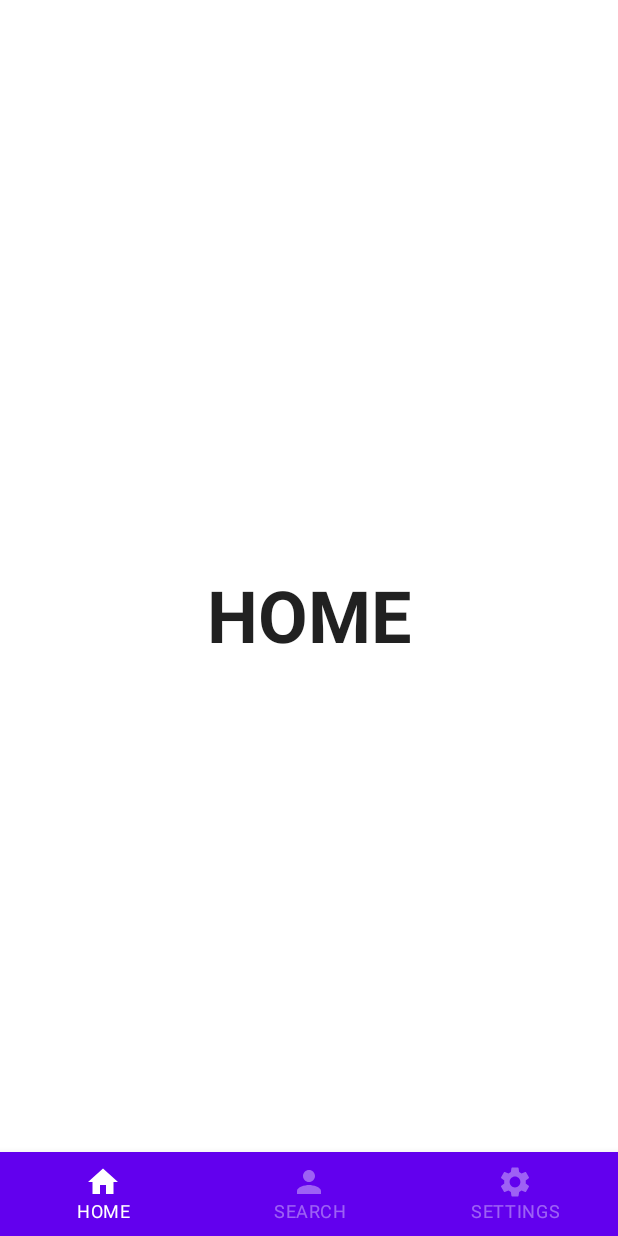
After one commit to BerkErdgn/NewsApp, an Android app built with Jetpack Compose: the HomeScreen screen opened through its navigation route, on a phone screen of 412 x 824 dp. The commit adds this screen. Run offline under Robolectric (Android 15) with nearby library versions, the phone set to English and light mode, and no system bars.

Commit message:
NavBar
Navigation bar is completed

```diff
--- a/app/src/main/AndroidManifest.xml
+++ b/app/src/main/AndroidManifest.xml
@@ -2,6 +2,8 @@
 <manifest xmlns:android="http://schemas.android.com/apk/res/android"
     xmlns:tools="http://schemas.android.com/tools">
 
+    <uses-permission android:name="android.permission.INTERNET">
+        </uses-permission>
     <application
         android:allowBackup="true"
         android:dataExtractionRules="@xml/data_extraction_rules"
--- /dev/null
+++ b/app/src/main/java/com/example/newsappcompose/BottomBarScreen.kt
@@ -0,0 +1,31 @@
+package com.example.newsappcompose
+
+import androidx.compose.material.icons.Icons
+import androidx.compose.material.icons.filled.Home
+import androidx.compose.material.icons.filled.Person
+import androidx.compose.material.icons.filled.Settings
+import androidx.compose.ui.graphics.vector.ImageVector
+
+sealed class BottomBarScreen(
+    val route: String,
+    val title: String,
+    val icon: ImageVector
+) {
+    object Home : BottomBarScreen(
+        route = "HOME",
+        title = "HOME",
+        icon = Icons.Default.Home
+    )
+
+    object SEARCH : BottomBarScreen(
+        route = "SEARCH",
+        title = "SEARCH",
+        icon = Icons.Default.Person
+    )
+
+    object SAVE : BottomBarScreen(
+        route = "SETTINGS",
+        title = "SETTINGS",
+        icon = Icons.Default.Settings
+    )
+}
--- /dev/null
+++ b/app/src/main/java/com/example/newsappcompose/graphs/AuthNavGraph.kt
@@ -0,0 +1,35 @@
+package com.example.newsappcompose.graphs
+
+
+import androidx.navigation.NavGraphBuilder
+import androidx.navigation.NavHostController
+import androidx.navigation.compose.composable
+import androidx.navigation.navigation
+import com.example.newsappcompose.view.FirstSplashScreen
+import com.example.newsappcompose.view.SecondeSplashScreen
+
+
+fun NavGraphBuilder.authNavGraph(navController : NavHostController){
+        navigation(
+            route = Graph.AUTHENTICATION,
+            startDestination = AuthScreen.First.route
+        ){
+            composable(route = AuthScreen.First.route) {
+
+                FirstSplashScreen(
+                    onClick = {
+                        navController.popBackStack()
+                        navController.navigate(AuthScreen.Seconde.route)
+                    })
+            }
+            composable(route =AuthScreen.Seconde.route ){
+                SecondeSplashScreen(navController = navController)
+            }
+        }
+}
+
+
+sealed class AuthScreen (val route: String){
+    object First : AuthScreen(route = "LOGIN")
+    object Seconde : AuthScreen(route = "Seconde_Screen")
+}
--- /dev/null
+++ b/app/src/main/java/com/example/newsappcompose/graphs/HomeNavGraph.kt
@@ -0,0 +1,58 @@
+package com.example.newsappcompose.graphs
+
+import androidx.compose.runtime.Composable
+import androidx.navigation.NavGraphBuilder
+import androidx.navigation.NavHostController
+import androidx.navigation.compose.NavHost
+import androidx.navigation.compose.composable
+import androidx.navigation.navigation
+import com.example.newsappcompose.BottomBarScreen
+import com.example.newsappcompose.view.NewsDetailsScreen
+import com.example.newsappcompose.view.ScreenContent
+
+
+@Composable
+fun HomeNavGraph(navController: NavHostController) {
+    NavHost(
+        navController = navController,
+        route = Graph.HOME,
+        startDestination = BottomBarScreen.Home.route
+    ) {
+        composable(route = BottomBarScreen.Home.route) {
+            ScreenContent(
+                name = BottomBarScreen.Home.route,
+                onClick = {
+                    navController.navigate(Graph.DETAILS)
+                }
+            )
+        }
+        composable(route = BottomBarScreen.SEARCH.route) {
+            ScreenContent(
+                name = BottomBarScreen.SEARCH.route,
+                onClick = { }
+            )
+        }
+        composable(route = BottomBarScreen.SAVE.route) {
+            ScreenContent(
+                name = BottomBarScreen.SAVE.route,
+                onClick = { }
+            )
+        }
+        detailsNavGraph(navController = navController)
+    }
+}
+
+fun NavGraphBuilder.detailsNavGraph(navController: NavHostController) {
+    navigation(
+        route = Graph.DETAILS,
+        startDestination = DetailsScreen.Information.route
+    ) {
+        composable(route = DetailsScreen.Information.route) {
+            NewsDetailsScreen()
+        }
+    }
+}
+
+sealed class DetailsScreen(val route: String) {
+    object Information : DetailsScreen(route = "INFORMATION")
+}
--- /dev/null
+++ b/app/src/main/java/com/example/newsappcompose/graphs/RootNavigationGraph.kt
@@ -0,0 +1,28 @@
+package com.example.newsappcompose.graphs
+
+import androidx.compose.runtime.Composable
+import androidx.navigation.NavHostController
+import androidx.navigation.compose.NavHost
+import androidx.navigation.compose.composable
+import com.example.newsappcompose.view.HomeScreen
+
+@Composable
+fun RootNavigationGraph(navController: NavHostController){
+    NavHost(
+        navController = navController,
+        route = Graph.ROOT,
+        startDestination = Graph.AUTHENTICATION
+        ){
+        authNavGraph(navController = navController)
+        composable(route = Graph.HOME){
+            HomeScreen()
+        }
+    }
+}
+
+object Graph{
+    const val ROOT = "root_graph"
+    const val AUTHENTICATION = "auth_graph"
+    const val HOME = "home_graph"
+    const val DETAILS = "details_graph"
+}
--- /dev/null
+++ b/app/src/main/java/com/example/newsappcompose/view/FirstSplashScreen.kt
@@ -0,0 +1,54 @@
+package com.example.newsappcompose.view
+
+import androidx.compose.foundation.background
+import androidx.compose.foundation.clickable
+import androidx.compose.foundation.layout.Column
+import androidx.compose.foundation.layout.fillMaxWidth
+import androidx.compose.foundation.layout.padding
+import androidx.compose.foundation.layout.width
+import androidx.compose.material.Button
+import androidx.compose.material.MaterialTheme
+import androidx.compose.material.Text
+import androidx.compose.runtime.Composable
+import androidx.compose.ui.Modifier
+import androidx.compose.ui.graphics.Color
+import androidx.compose.ui.text.font.FontWeight
+import androidx.compose.ui.text.style.TextAlign
+import androidx.compose.ui.unit.dp
+import androidx.compose.ui.unit.sp
+import androidx.navigation.NavHostController
+import com.example.newsappcompose.graphs.Graph
+
+@Composable
+fun FirstSplashScreen(onClick: () -> Unit){
+
+    Column(modifier = Modifier
+        .fillMaxWidth()) {
+
+        Text(text = "merhaba",
+            style = MaterialTheme.typography.h4,
+            modifier = Modifier.padding(2.dp),
+            fontWeight = FontWeight.Bold,)
+
+        Text(
+            modifier = Modifier
+                .clickable {
+                    onClick()
+                }
+                .background(color = Color.Blue)
+                .padding(start = 5.dp, top = 8.dp, bottom = 15.dp)
+                // .fillMaxSize(0.5f)
+                .width(200.dp)
+            ,text = "Devam",
+            color = Color.Red,
+            fontSize = 25.sp,
+            fontWeight = FontWeight.Bold,
+            textAlign = TextAlign.Center
+        )
+
+
+
+
+    }
+
+}
--- /dev/null
+++ b/app/src/main/java/com/example/newsappcompose/view/HomeScreen.kt
@@ -0,0 +1,81 @@
+package com.example.newsappcompose.view
+
+
+import android.annotation.SuppressLint
+import androidx.compose.foundation.layout.RowScope
+import androidx.compose.material.*
+import androidx.compose.runtime.Composable
+import androidx.compose.runtime.getValue
+import androidx.navigation.NavDestination
+import androidx.navigation.NavDestination.Companion.hierarchy
+import androidx.navigation.NavGraph.Companion.findStartDestination
+import androidx.navigation.NavHostController
+import androidx.navigation.compose.currentBackStackEntryAsState
+import androidx.navigation.compose.rememberNavController
+import com.example.newsappcompose.BottomBarScreen
+import com.example.newsappcompose.graphs.HomeNavGraph
+
+
+@SuppressLint("UnusedMaterialScaffoldPaddingParameter")
+@Composable
+fun HomeScreen(navController: NavHostController = rememberNavController()){
+    Scaffold (
+        bottomBar ={ BottomBar(navController = navController) }
+            ){
+            HomeNavGraph(navController = navController)
+    }
+}
+
+@Composable
+fun BottomBar (navController: NavHostController){
+    val screens = listOf(
+        BottomBarScreen.Home,
+        BottomBarScreen.SEARCH,
+        BottomBarScreen.SAVE,
+    )
+
+    val navBackStackEntry by navController.currentBackStackEntryAsState()
+    val currentDestination = navBackStackEntry?.destination
+
+    val bottomBarDestination = screens.any { it.route == currentDestination?.route }
+    if (bottomBarDestination) {
+        BottomNavigation {
+            screens.forEach { screen ->
+                AddItem(
+                    screen = screen,
+                    currentDestination = currentDestination,
+                    navController = navController
+                )
+            }
+        }
+    }
+}
+
+@Composable
+fun RowScope.AddItem(
+    screen: BottomBarScreen,
+    currentDestination: NavDestination?,
+    navController: NavHostController
+) {
+    BottomNavigationItem(
+        label = {
+            Text(text = screen.title)
+        },
+        icon = {
+            Icon(
+                imageVector = screen.icon,
+                contentDescription = "Navigation Icon"
+            )
+        },
+        selected = currentDestination?.hierarchy?.any {
+            it.route == screen.route
+        } == true,
+        unselectedContentColor = LocalContentColor.current.copy(alpha = ContentAlpha.disabled),
+        onClick = {
+            navController.navigate(screen.route) {
+                popUpTo(navController.graph.findStartDestination().id)
+                launchSingleTop = true
+            }
+        }
+    )
+}
--- /dev/null
+++ b/app/src/main/java/com/example/newsappcompose/view/ScreenContent.kt
@@ -0,0 +1,26 @@
+package com.example.newsappcompose.view
+
+import androidx.compose.foundation.clickable
+import androidx.compose.foundation.layout.Box
+import androidx.compose.foundation.layout.fillMaxSize
+import androidx.compose.material.MaterialTheme
+import androidx.compose.material.Text
+import androidx.compose.runtime.Composable
+import androidx.compose.ui.Alignment
+import androidx.compose.ui.Modifier
+import androidx.compose.ui.text.font.FontWeight
+
+@Composable
+fun ScreenContent(name: String, onClick: () -> Unit) {
+    Box(
+        modifier = Modifier.fillMaxSize(),
+        contentAlignment = Alignment.Center
+    ) {
+        Text(
+            modifier = Modifier.clickable { onClick() },
+            text = name,
+            fontSize = MaterialTheme.typography.h3.fontSize,
+            fontWeight = FontWeight.Bold
+        )
+    }
+}
```
Also changed, not shown: app/build.gradle (+36 -0 lines), app/src/main/java/com/example/newsappcompose/MainActivity.kt (+4 -20 lines), app/src/main/java/com/example/newsappcompose/view/NewsDetailsScreen.kt (added, +9 -0 lines), app/src/main/java/com/example/newsappcompose/view/SecondeSplashScreen.kt (added, +38 -0 lines), build.gradle (+11 -0 lines).
